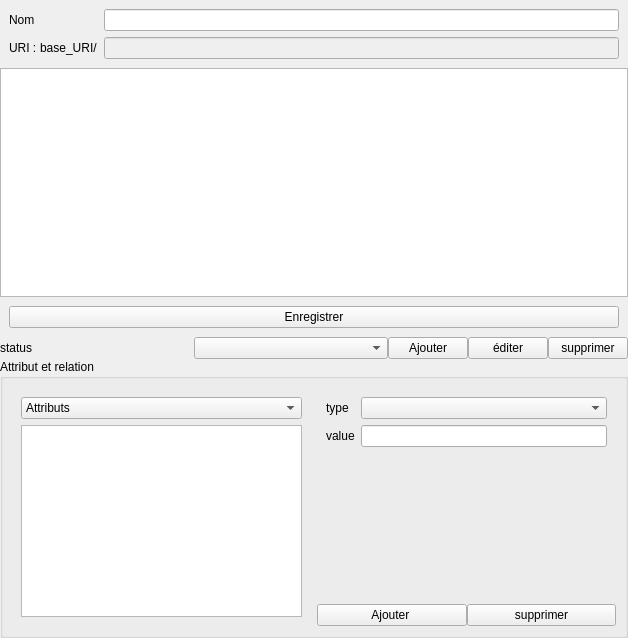
First picture: the form in charactersDB/src/ui/ui_files/char_form.ui, repository GaelPICOT/charactersDB, before the edit.
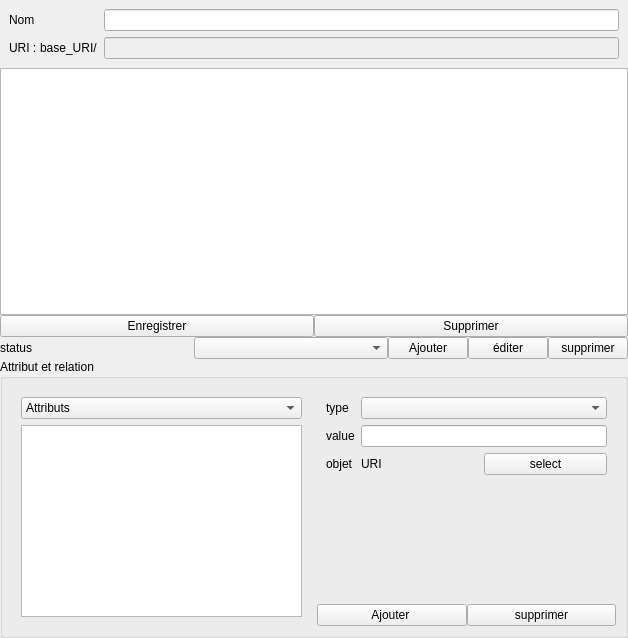
Second picture: the form after the edit.

Patch:
```diff
--- a/charactersDB/src/ui/ui_files/char_form.ui
+++ b/charactersDB/src/ui/ui_files/char_form.ui
@@ -101,6 +101,21 @@
    <item>
     <widget class="QWidget" name="widget_2" native="true">
      <layout class="QHBoxLayout" name="horizontalLayout">
+      <property name="spacing">
+       <number>0</number>
+      </property>
+      <property name="leftMargin">
+       <number>0</number>
+      </property>
+      <property name="topMargin">
+       <number>0</number>
+      </property>
+      <property name="rightMargin">
+       <number>0</number>
+      </property>
+      <property name="bottomMargin">
+       <number>0</number>
+      </property>
       <item>
        <widget class="QPushButton" name="save_button">
         <property name="text">
@@ -108,6 +123,13 @@
         </property>
        </widget>
       </item>
+      <item>
+       <widget class="QPushButton" name="del_button">
+        <property name="text">
+         <string>Supprimer</string>
+        </property>
+       </widget>
+      </item>
      </layout>
     </widget>
    </item>
@@ -267,6 +289,48 @@
               </property>
              </widget>
             </item>
+            <item row="3" column="2">
+             <widget class="QWidget" name="widget_9" native="true">
+              <layout class="QHBoxLayout" name="horizontalLayout_6">
+               <property name="spacing">
+                <number>0</number>
+               </property>
+               <property name="leftMargin">
+                <number>0</number>
+               </property>
+               <property name="topMargin">
+                <number>0</number>
+               </property>
+               <property name="rightMargin">
+                <number>0</number>
+               </property>
+               <property name="bottomMargin">
+                <number>0</number>
+               </property>
+               <item>
+                <widget class="QLabel" name="label_7">
+                 <property name="text">
+                  <string>URI</string>
+                 </property>
+                </widget>
+               </item>
+               <item>
+                <widget class="QPushButton" name="select_objet_button">
+                 <property name="text">
+                  <string>select</string>
+                 </property>
+                </widget>
+               </item>
+              </layout>
+             </widget>
+            </item>
+            <item row="3" column="0">
+             <widget class="QLabel" name="label_6">
+              <property name="text">
+               <string>objet</string>
+              </property>
+             </widget>
+            </item>
            </layout>
           </widget>
          </item>
```
